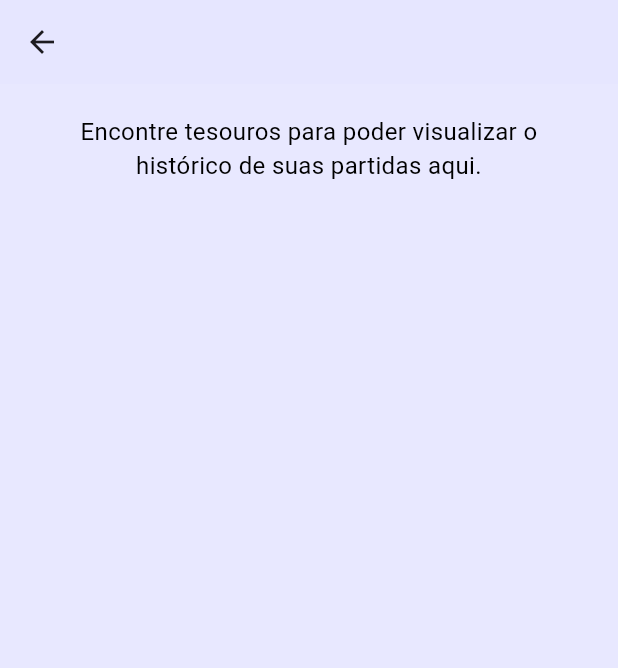
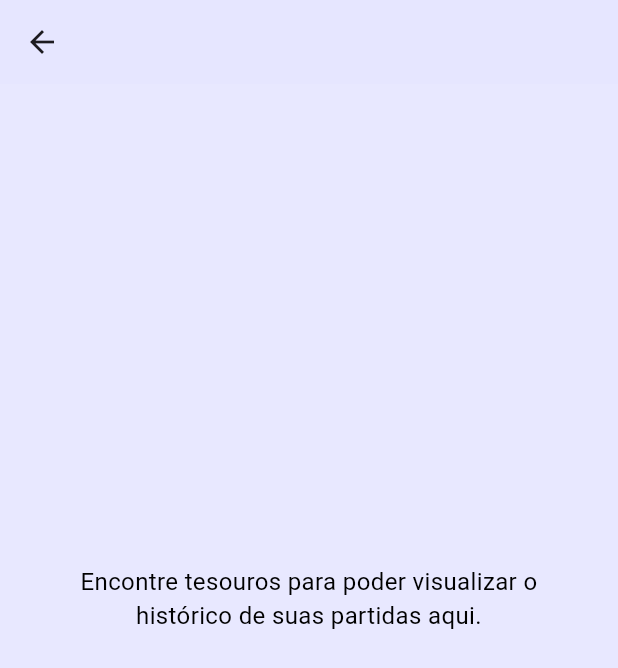
Before and after one commit to schumann7/geo-hunting, a Flutter app: the HistoryPage screen opened directly, on a phone screen of 412 x 824 dp. Shown: the top 668 px of the screen. Run offline on Flutter 3.47's test engine with Material 3 defaults, Android fonts, the phone set to English and light mode, and no system bars; our stand-ins replace flutter_compass, flutter_map, geolocator, latlong2, sqflite, sqflite_common_ffi; missing offline and left inert: flutter_popup_card, gif, keep_screen_on; accounts and stored records are empty; network calls fail.

Commit message:
ajustes finais

```diff
--- a/lib/components/compass.dart
+++ b/lib/components/compass.dart
@@ -12,13 +12,13 @@ class CompassWidget extends StatelessWidget {
   final double userLongitude;
 
   const CompassWidget({
-    Key? key,
+    super.key,
     this.size = 200,
     required this.treasureLat,
     required this.treasureLon,
     required this.userLatitude,
     required this.userLongitude,
-  }) : super(key: key);
+  });
 
   @override
   Widget build(BuildContext context) {
@@ -36,7 +36,7 @@ class CompassWidget extends StatelessWidget {
           return const Center(child: Text('Bússola não disponível'));
         }
         return Center(
-          child: Container(
+          child: SizedBox(
             width: size,
             height: size,
             child: Stack(
--- a/lib/components/popup_password.dart
+++ b/lib/components/popup_password.dart
@@ -12,7 +12,7 @@ class PasswordPopup extends StatelessWidget {
   final String? roomClue;
 
   const PasswordPopup({
-    Key? key,
+    super.key,
     this.roomLat,
     this.roomLon,
     required this.onClose,
@@ -20,7 +20,7 @@ class PasswordPopup extends StatelessWidget {
     required this.controller,
     required this.roomClue,
     this.senha,
-  }) : super(key: key);
+  });
 
   @override
   Widget build(BuildContext context) {
--- a/lib/database/db.dart
+++ b/lib/database/db.dart
@@ -1,3 +1,5 @@
+// ignore_for_file: depend_on_referenced_packages
+
 import 'package:sqflite/sqflite.dart';
 import 'package:path/path.dart';
 import 'package:sqflite_common_ffi/sqflite_ffi.dart';
--- a/lib/logic/find_rooms.dart
+++ b/lib/logic/find_rooms.dart
@@ -12,10 +12,7 @@ Future<List> findRooms() async {
 
   if (response.statusCode == 200) {
     final data = jsonDecode(response.body);
-    print(data);
     return data;
-  } else {
-    print('Erro: ${response.statusCode}');
   }
   return ['Erro'];
 }
--- a/lib/screens/history_page.dart
+++ b/lib/screens/history_page.dart
@@ -3,8 +3,6 @@ import 'package:geo_hunting/main.dart';
 
 //db
 import 'package:geo_hunting/dao/salas_dao.dart';
-
-void main() {}
 
 class HistoryPage extends StatefulWidget {
   const HistoryPage({super.key});
@@ -44,10 +42,15 @@ class _HistoryPageState extends State<HistoryPage> {
                     itemCount: rooms.length,
                     itemBuilder: (context, index) {
                       if (snapshot.data.toString().trim() == "[]".trim()) {
-                        return Text(
-                          "Encontre tesouros para poder visualizar o histórico de suas partidas aqui.",
-                          textAlign: TextAlign.center,
-                          style: TextStyle(fontSize: 16),
+                        return Padding(
+                          padding: const EdgeInsets.symmetric(vertical: 300),
+                          child: Center(
+                            child: Text(
+                              "Encontre tesouros para poder visualizar o histórico de suas partidas aqui.",
+                              textAlign: TextAlign.center,
+                              style: TextStyle(fontSize: 16),
+                            ),
+                          ),
                         );
                       }
                       return Card(
--- a/lib/screens/teste.dart
+++ b/lib/screens/teste.dart
@@ -1,3 +1,5 @@
+// ignore_for_file: deprecated_member_use, use_build_context_synchronously, depend_on_referenced_packages
+
 import 'package:flutter/material.dart';
 import 'package:flutter_map/flutter_map.dart';
 import 'package:geo_hunting/main.dart';
@@ -28,7 +30,7 @@ class TesteMapPage extends StatefulWidget {
   final String? roomName;
   final String? roomId;
 
-  TesteMapPage({
+  const TesteMapPage({
     this.roomLat,
     this.roomLon,
     super.key,
```
Also changed, not shown: lib/components/game_room.dart (+4 -7 lines), lib/screens/game_create_page.dart (+9 -8 lines), lib/screens/game_enter_page.dart (+8 -17 lines), pubspec.yaml (+4 -6 lines), pubspec.lock.
